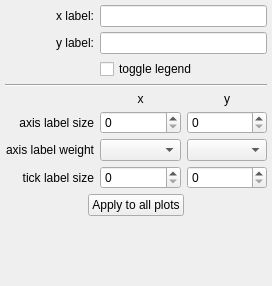
Qt form glue/viewers/matplotlib/qt/axes_editor.ui (glue-viz/glue) before a commit.
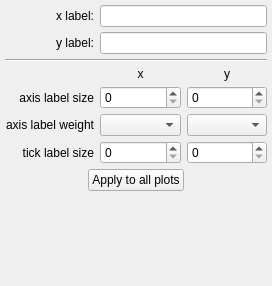
The same form after that commit.

Commit message: Add a specialized tab in the option widget to control the legend

Patch:
```diff
--- a/glue/viewers/matplotlib/qt/axes_editor.ui
+++ b/glue/viewers/matplotlib/qt/axes_editor.ui
@@ -29,96 +29,35 @@
    <property name="verticalSpacing">
     <number>5</number>
    </property>
-   <item row="8" column="1">
-    <widget class="QLabel" name="label">
-     <property name="font">
-      <font>
-       <weight>50</weight>
-       <bold>false</bold>
-      </font>
-     </property>
+   <item row="2" column="0">
+    <widget class="QLabel" name="label_6">
      <property name="text">
-      <string>x</string>
-     </property>
-     <property name="alignment">
-      <set>Qt::AlignCenter</set>
-     </property>
-    </widget>
-   </item>
-   <item row="14" column="0" colspan="3">
-    <spacer name="verticalSpacer">
-     <property name="orientation">
-      <enum>Qt::Vertical</enum>
-     </property>
-     <property name="sizeHint" stdset="0">
-      <size>
-       <width>20</width>
-       <height>0</height>
-      </size>
-     </property>
-    </spacer>
-   </item>
-   <item row="12" column="2">
-    <widget class="QSpinBox" name="value_y_ticklabel_size"/>
-   </item>
-   <item row="8" column="2">
-    <widget class="QLabel" name="label_10">
-     <property name="font">
-      <font>
-       <weight>50</weight>
-       <bold>false</bold>
-      </font>
-     </property>
-     <property name="text">
-      <string>y</string>
-     </property>
-     <property name="alignment">
-      <set>Qt::AlignCenter</set>
-     </property>
-    </widget>
-   </item>
-   <item row="11" column="0">
-    <widget class="QLabel" name="label_4">
-     <property name="text">
-      <string>axis label weight</string>
+      <string>y label:</string>
      </property>
      <property name="alignment">
       <set>Qt::AlignRight|Qt::AlignTrailing|Qt::AlignVCenter</set>
      </property>
     </widget>
    </item>
-   <item row="12" column="1">
-    <widget class="QSpinBox" name="value_x_ticklabel_size"/>
-   </item>
-   <item row="10" column="2">
+   <item row="9" column="2">
     <widget class="QSpinBox" name="value_y_axislabel_size"/>
    </item>
-   <item row="2" column="1" colspan="2">
-    <widget class="QLineEdit" name="text_y_axislabel"/>
-   </item>
-   <item row="12" column="0">
-    <widget class="QLabel" name="label_5">
-     <property name="text">
-      <string>tick label size</string>
-     </property>
-     <property name="alignment">
-      <set>Qt::AlignRight|Qt::AlignTrailing|Qt::AlignVCenter</set>
-     </property>
-    </widget>
-   </item>
-   <item row="11" column="1">
-    <widget class="QComboBox" name="combosel_x_axislabel_weight">
-     <property name="minimumSize">
-      <size>
-       <width>70</width>
-       <height>0</height>
-      </size>
-     </property>
-    </widget>
-   </item>
    <item row="10" column="1">
+    <widget class="QComboBox" name="combosel_x_axislabel_weight">
+     <property name="minimumSize">
+      <size>
+       <width>70</width>
+       <height>0</height>
+      </size>
+     </property>
+    </widget>
+   </item>
+   <item row="9" column="1">
     <widget class="QSpinBox" name="value_x_axislabel_size"/>
    </item>
+   <item row="11" column="1">
+    <widget class="QSpinBox" name="value_x_ticklabel_size"/>
+   </item>
    <item row="1" column="0">
     <widget class="QLabel" name="label_2">
      <property name="text">
@@ -129,30 +68,73 @@
      </property>
     </widget>
    </item>
-   <item row="2" column="0">
-    <widget class="QLabel" name="label_6">
+   <item row="11" column="0">
+    <widget class="QLabel" name="label_5">
      <property name="text">
-      <string>y label:</string>
+      <string>tick label size</string>
      </property>
      <property name="alignment">
       <set>Qt::AlignRight|Qt::AlignTrailing|Qt::AlignVCenter</set>
      </property>
     </widget>
    </item>
-   <item row="11" column="2">
-    <widget class="QComboBox" name="combosel_y_axislabel_weight">
-     <property name="minimumSize">
-      <size>
-       <width>70</width>
-       <height>0</height>
-      </size>
-     </property>
-    </widget>
-   </item>
    <item row="1" column="1" colspan="2">
     <widget class="QLineEdit" name="text_x_axislabel"/>
    </item>
-   <item row="13" column="0" colspan="3">
+   <item row="5" column="0" colspan="3">
+    <widget class="Line" name="line">
+     <property name="orientation">
+      <enum>Qt::Horizontal</enum>
+     </property>
+    </widget>
+   </item>
+   <item row="10" column="2">
+    <widget class="QComboBox" name="combosel_y_axislabel_weight">
+     <property name="minimumSize">
+      <size>
+       <width>70</width>
+       <height>0</height>
+      </size>
+     </property>
+    </widget>
+   </item>
+   <item row="9" column="0">
+    <widget class="QLabel" name="label_3">
+     <property name="text">
+      <string>axis label size</string>
+     </property>
+     <property name="alignment">
+      <set>Qt::AlignRight|Qt::AlignTrailing|Qt::AlignVCenter</set>
+     </property>
+    </widget>
+   </item>
+   <item row="10" column="0">
+    <widget class="QLabel" name="label_4">
+     <property name="text">
+      <string>axis label weight</string>
+     </property>
+     <property name="alignment">
+      <set>Qt::AlignRight|Qt::AlignTrailing|Qt::AlignVCenter</set>
+     </property>
+    </widget>
+   </item>
+   <item row="7" column="1">
+    <widget class="QLabel" name="label">
+     <property name="font">
+      <font>
+       <weight>50</weight>
+       <bold>false</bold>
+      </font>
+     </property>
+     <property name="text">
+      <string>x</string>
+     </property>
+     <property name="alignment">
+      <set>Qt::AlignCenter</set>
+     </property>
+    </widget>
+   </item>
+   <item row="12" column="0" colspan="3">
     <layout class="QHBoxLayout" name="horizontalLayout">
      <item>
       <spacer name="horizontalSpacer_2">
@@ -189,29 +171,40 @@
      </item>
     </layout>
    </item>
-   <item row="6" column="0" colspan="3">
-    <widget class="Line" name="line">
+   <item row="2" column="1" colspan="2">
+    <widget class="QLineEdit" name="text_y_axislabel"/>
+   </item>
+   <item row="13" column="0" colspan="3">
+    <spacer name="verticalSpacer">
      <property name="orientation">
-      <enum>Qt::Horizontal</enum>
+      <enum>Qt::Vertical</enum>
      </property>
-    </widget>
+     <property name="sizeHint" stdset="0">
+      <size>
+       <width>20</width>
+       <height>0</height>
+      </size>
+     </property>
+    </spacer>
    </item>
-   <item row="10" column="0">
-    <widget class="QLabel" name="label_3">
+   <item row="7" column="2">
+    <widget class="QLabel" name="label_10">
+     <property name="font">
+      <font>
+       <weight>50</weight>
+       <bold>false</bold>
+      </font>
+     </property>
      <property name="text">
-      <string>axis label size</string>
+      <string>y</string>
      </property>
      <property name="alignment">
-      <set>Qt::AlignRight|Qt::AlignTrailing|Qt::AlignVCenter</set>
+      <set>Qt::AlignCenter</set>
      </property>
     </widget>
    </item>
-   <item row="3" column="1" colspan="2">
-    <widget class="QCheckBox" name="bool_show_legend">
-     <property name="text">
-      <string>toggle legend</string>
-     </property>
-    </widget>
+   <item row="11" column="2">
+    <widget class="QSpinBox" name="value_y_ticklabel_size"/>
    </item>
   </layout>
  </widget>
```
The commit also changes 12 other files.
